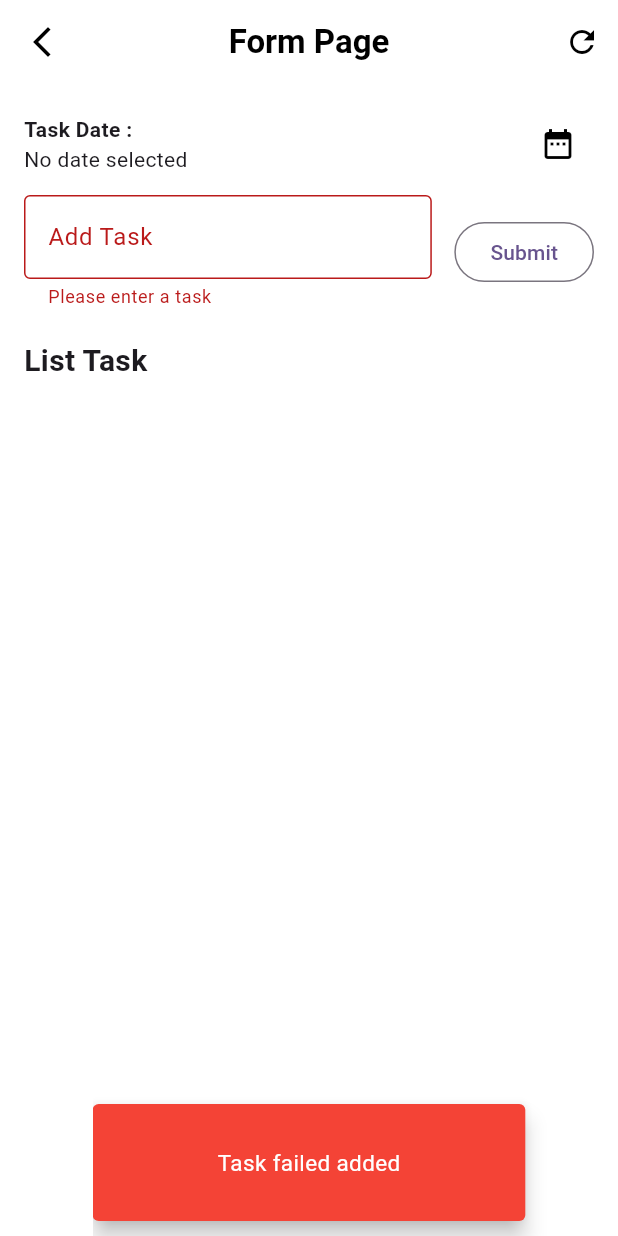
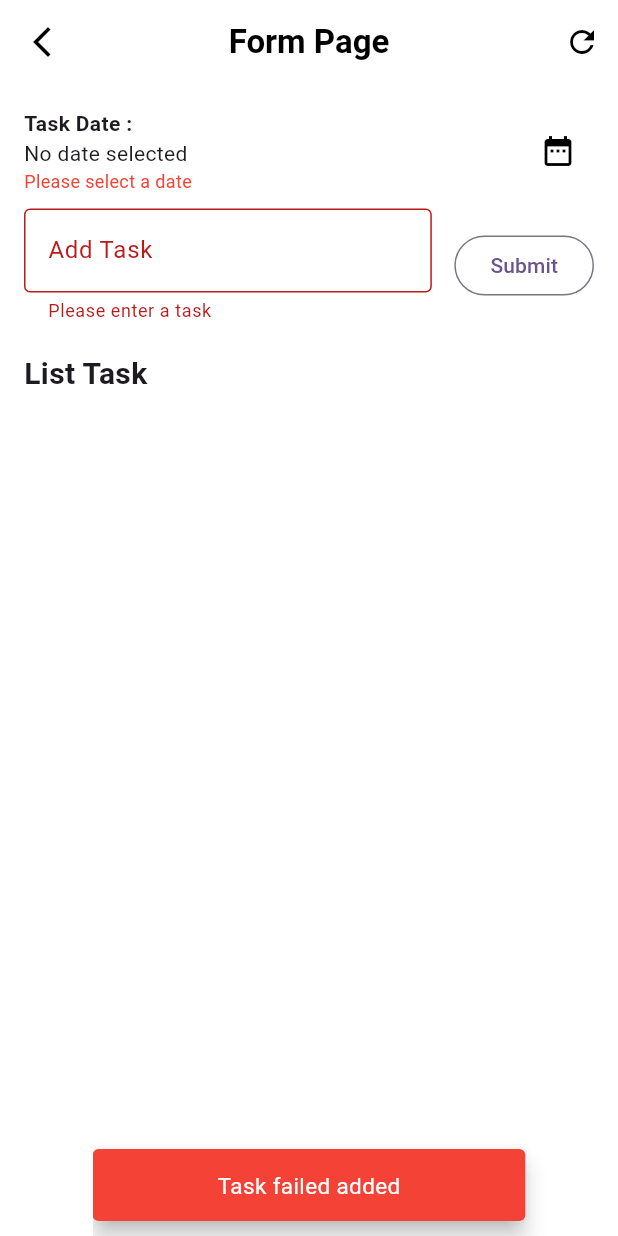
Before and after one commit to LYChubby/TodoApp_0009, a Flutter app: the screen it shows after launch, after a tap on "Submit", on a phone screen of 412 x 824 dp. Run offline on Flutter 3.47's test engine with Material 3 defaults, Android fonts, the phone set to English and light mode, and no system bars.

Commit message:
Memperbaiki code snackbar

```diff
--- a/lib/form_page.dart
+++ b/lib/form_page.dart
@@ -138,10 +138,17 @@ class _FormPageState extends State<FormPage> {
                               key.currentState!.validate() &&
                               selectedDate != null;
 
+                          setState(() {
+                            dateError =
+                                selectedDate == null
+                                    ? "Please select a date"
+                                    : null;
+                          });
+
                           ScaffoldMessenger.of(context).showSnackBar(
                             SnackBar(
                               content: Container(
-                                height: 50,
+                                height: 20,
                                 alignment: Alignment.center,
                                 child: Text(
                                   isValid
```
